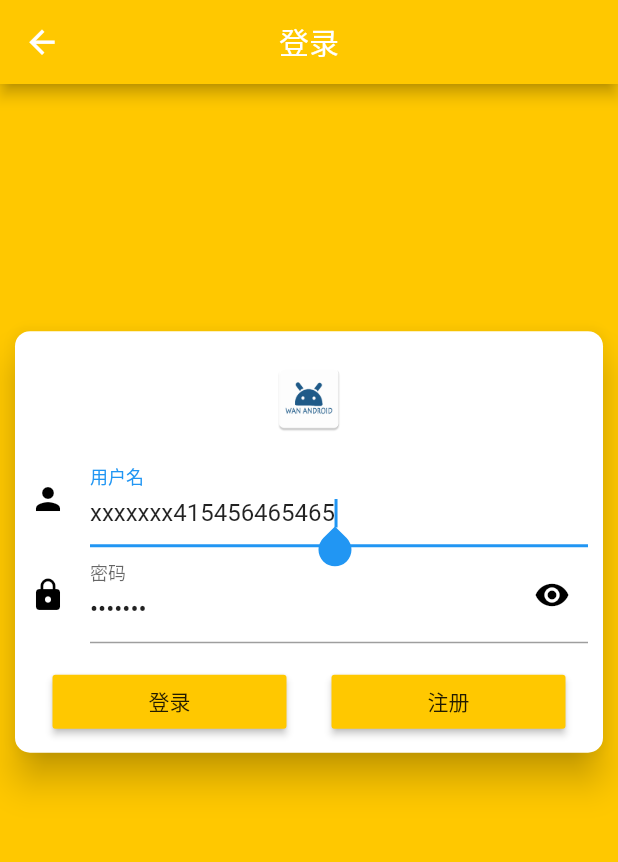
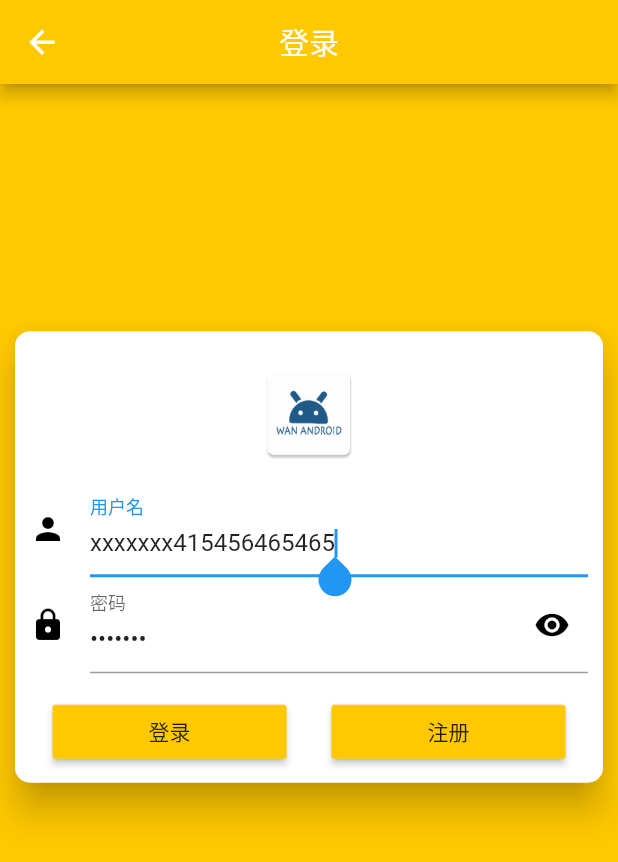
Before and after one commit to xfhy/WanAndroid-Flutter, a Flutter app: the MyInfoPage widget shown alone on an empty page, opened directly, after a tap on "跳转登录界面", on a phone screen of 412 x 824 dp. Shown: the top 862 px of the screen. Run offline on Flutter 3.47's test engine with Material 2 defaults, Android fonts, the phone set to English and light mode, and no system bars; our stand-ins replace cookie_jar, dio, dio_cookie_manager, event_bus, flutter_spinkit, fluttertoast and 2 more; missing offline and left inert: flutter_webview_plugin; accounts and stored records are empty; network calls fail.

```diff
--- a/lib/common/application.dart
+++ b/lib/common/application.dart
@@ -1,15 +1,19 @@
-
-
 import 'package:event_bus/event_bus.dart';
-import 'package:wanandroidflutter/util/shared_preferences.dart';
-
+import 'package:wanandroidflutter/data/data_utils.dart';
 
 //设置一些环节变量 全局的变量之类的
 class Application {
-
   static bool isDebug = true;
 
   //事件总线
   static EventBus eventBus;
 
+  //是否登录
+  static bool isLogin = false;
+
+  static void init() async {
+    await dataUtils.isLogin().then((value) {
+      isLogin = value;
+    });
+  }
 }
--- a/lib/constant/api.dart
+++ b/lib/constant/api.dart
@@ -24,6 +24,8 @@ class Api {
 
   //收藏 站内文章
   static const String COLLECT_ARTICLE = "lg/collect/%s/json";
+  //取消收藏文章
+  static const String CANCEL_COLLECT_ARTICLE = "lg/uncollect_originId/%s/json";
 
   //收藏的文章列表
   static const String COLLECT_ARTICLE_LIST = "lg/collect/list/%s/json";
--- a/lib/demo/request_data.dart
+++ b/lib/demo/request_data.dart
@@ -68,6 +68,12 @@ class RequestDemo extends StatelessWidget {
                     },
                   ),
                   RaisedButton(
+                    child: Text('取消收藏文章'),
+                    onPressed: () {
+                      dataUtils.cancelCollectArticle(12424);
+                    },
+                  ),
+                  RaisedButton(
                     child: Text('收藏的文章列表'),
                     onPressed: () {
                       //LogUtil.d(sprintf("lg/collect/%s/json", [15615]));
--- a/lib/page/login/login_page.dart
+++ b/lib/page/login/login_page.dart
@@ -4,6 +4,7 @@ import 'package:wanandroidflutter/common/application.dart';
 import 'package:wanandroidflutter/constant/AppColors.dart';
 import 'package:wanandroidflutter/data/data_utils.dart';
 import 'package:wanandroidflutter/data/model/login_data_entity.dart';
+import 'package:wanandroidflutter/util/tool_utils.dart';
 
 ///登录界面
 ///2020年03月28日10:45:04
@@ -24,6 +25,7 @@ class _LoginPagePage extends State<LoginPage> {
   @override
   void initState() {
     super.initState();
+    //设置调试时的数据
     if (Application.isDebug) {
       _nameController.text = "xxxxxxx415456465465";
       _pwdController.text = "xxxxxxx";
@@ -70,8 +72,8 @@ class _LoginPagePage extends State<LoginPage> {
                       children: <Widget>[
                         //顶部图标
                         Container(
-                          width: 50,
-                          height: 50,
+                          width: 70,
+                          height: 70,
                           margin: EdgeInsets.only(top: 10.0, bottom: 10.0),
                           child: Image.asset(
                             "images/ic_launcher.png",
@@ -99,7 +101,9 @@ class _LoginPagePage extends State<LoginPage> {
     );
   }
 
-  void _pushBack() {}
+  void _pushBack() {
+    Navigator.pop(context);
+  }
 
   Widget buildSignInTextForm() {
     return Column(
@@ -187,9 +191,11 @@ class _LoginPagePage extends State<LoginPage> {
   }
 
   //登录
-  void login() async{
+  void login() async {
     LoginDataEntity loginDataEntity = await dataUtils.login(_nameController.text, _pwdController.text, context);
-
+    dataUtils.setLoginState(true);
+    ToolUtils.showToast(msg: "登录成功");
+    Navigator.of(context).pop();
   }
 
   //注册
--- a/lib/page/myinfo_page.dart
+++ b/lib/page/myinfo_page.dart
@@ -1,4 +1,5 @@
 import 'package:flutter/material.dart';
+import 'package:wanandroidflutter/common/application.dart';
 import 'package:wanandroidflutter/constant/routes.dart';
 import 'package:wanandroidflutter/util/log_util.dart';
 
@@ -14,22 +15,31 @@ class _MyInfoPageState extends State<MyInfoPage> {
     return Container(
       color: Colors.blue,
       child: Column(
-        children: <Widget>[
-          RaisedButton(
-            child: Text('跳转登录界面'),
-            onPressed: () {
-              LogUtil.d("跳转");
-              Navigator.pushNamed(context, Routes.loginPage);
-            },
-          ),
-          RaisedButton(
-            child: Text('退出登录'),
-            onPressed: () {
-              LogUtil.d("跳转");
-            },
-          ),
-        ],
+        children: getWidget(),
       ),
     );
   }
+
+  List<Widget> getWidget() {
+    if (Application.isLogin) {
+      return [
+        RaisedButton(
+          child: Text('退出登录'),
+          onPressed: () {
+            LogUtil.d("跳转");
+          },
+        ),
+      ];
+    } else {
+      return [
+        RaisedButton(
+          child: Text('跳转登录界面'),
+          onPressed: () {
+            LogUtil.d("跳转");
+            Navigator.pushNamed(context, Routes.loginPage);
+          },
+        ),
+      ];
+    }
+  }
 }
--- a/lib/page/wan_android_page.dart
+++ b/lib/page/wan_android_page.dart
@@ -31,6 +31,7 @@ class _WanAndroidAppState extends State<WanAndroidApp> {
     super.initState();
     _pageController = PageController();
     Application.eventBus = EventBus();
+    Application.init();
   }
 
   @override
@@ -78,9 +79,9 @@ class _WanAndroidAppState extends State<WanAndroidApp> {
           //PageView类似于Android中的ViewPager
           child: PageView(
             children: <Widget>[
-              MyInfoPage(),
               HomeListPage(),
               TreePage(),
+              MyInfoPage(),
             ],
             //设置controller,可以控制PageView的当前页
             controller: _pageController,
```
Also changed, not shown: lib/constant/constants.dart (added, +9 -0 lines), lib/data/data_utils.dart (+17 -6 lines), lib/page/item/article_item.dart (+39 -12 lines).
